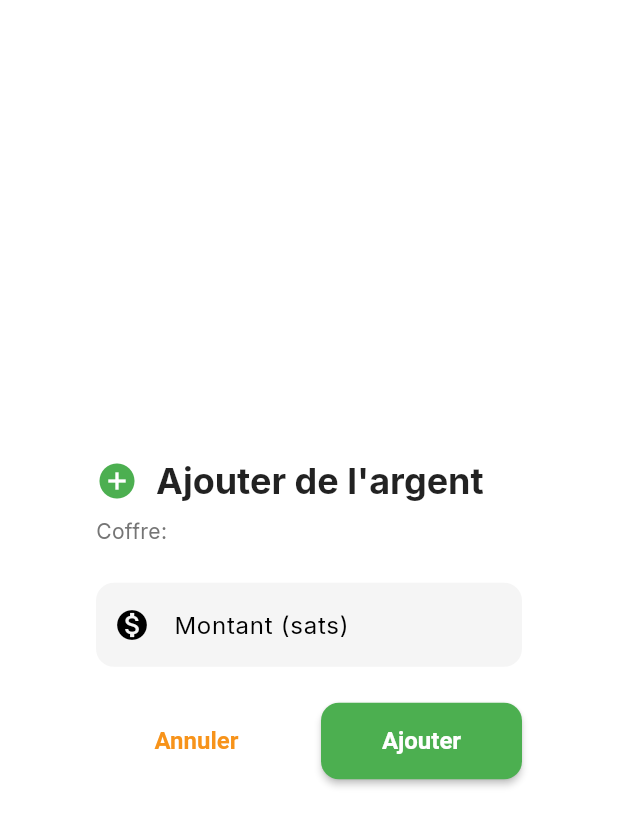
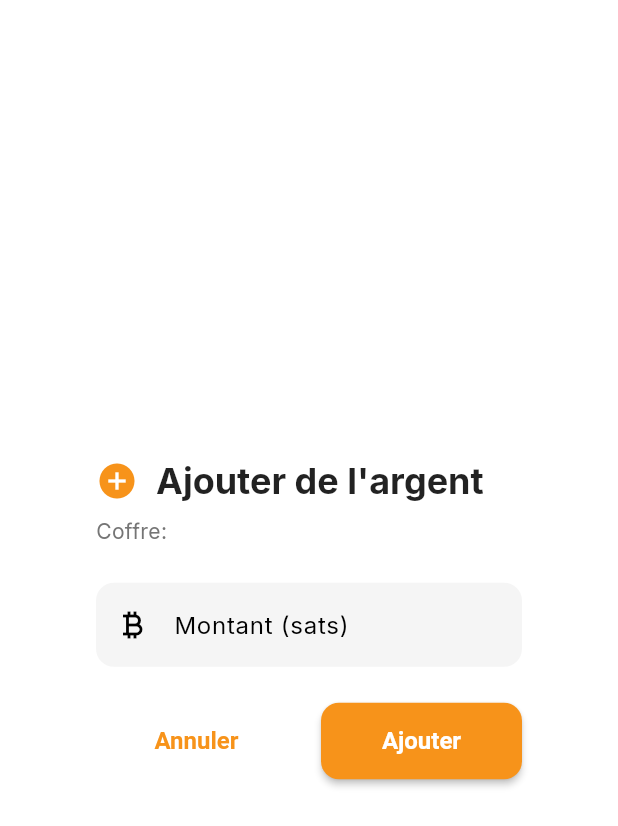
Before and after one commit to ibou-dia/PaySats, a Flutter app: the AddMoneyDialog widget shown alone on an empty page, opened directly with empty values, on a phone screen of 412 x 824 dp. Shown: the top 826 px of the screen. Run offline on Flutter 3.47's test engine with Material 3 defaults, Android fonts, the phone set to English and light mode, and no system bars; our stand-ins replace flutter_svg, google_fonts, intl_phone_field, qr_flutter, shared_preferences; accounts and stored records are empty; network calls fail.

Commit message:
vault screen ameliorations

```diff
--- a/lib/screens/vault_screen.dart
+++ b/lib/screens/vault_screen.dart
@@ -213,12 +213,7 @@ class _VaultScreenState extends State<VaultScreen> {
             offset: const Offset(0, 2),
           ),
         ],
-        border: Border.all(
-          color:
-              isLocked
-                  ? Colors.red.withOpacity(0.3)
-                  : AppTheme.bitcoinOrange.withOpacity(0.2),
-        ),
+        border: Border.all(color: AppTheme.bitcoinOrange.withOpacity(0.2)),
       ),
       child: Column(
         crossAxisAlignment: CrossAxisAlignment.start,
@@ -334,7 +329,7 @@ class _VaultScreenState extends State<VaultScreen> {
                   icon: const Icon(Icons.add, size: 18),
                   label: const Text('Ajouter'),
                   style: ElevatedButton.styleFrom(
-                    backgroundColor: Colors.green,
+                    backgroundColor: AppTheme.bitcoinOrange,
                     foregroundColor: Colors.white,
                     padding: const EdgeInsets.symmetric(vertical: 12),
                     shape: RoundedRectangleBorder(
@@ -347,12 +342,17 @@ class _VaultScreenState extends State<VaultScreen> {
               // Bouton Retirer (seulement si non verrouillé)
               Expanded(
                 child: ElevatedButton.icon(
-                  onPressed: isLocked ? null : () => _showWithdrawMoneyDialog(context, vault),
+                  onPressed:
+                      isLocked
+                          ? null
+                          : () => _showWithdrawMoneyDialog(context, vault),
                   icon: const Icon(Icons.remove, size: 18),
                   label: const Text('Retirer'),
                   style: ElevatedButton.styleFrom(
-                    backgroundColor: isLocked ? Colors.grey.shade300 : AppTheme.bitcoinOrange,
-                    foregroundColor: isLocked ? Colors.grey.shade600 : Colors.white,
+                    backgroundColor:
+                        isLocked ? Colors.grey.shade300 : Colors.red,
+                    foregroundColor:
+                        isLocked ? Colors.grey.shade600 : Colors.white,
                     padding: const EdgeInsets.symmetric(vertical: 12),
                     shape: RoundedRectangleBorder(
                       borderRadius: BorderRadius.circular(8),
@@ -435,7 +435,10 @@ class _VaultScreenState extends State<VaultScreen> {
           // Créer un nouveau vault avec le montant mis à jour
           final index = vaults.indexOf(vault);
           if (index != -1) {
-            final newAmount = (vault.currentAmount - amount).clamp(0.0, vault.currentAmount);
+            final newAmount = (vault.currentAmount - amount).clamp(
+              0.0,
+              vault.currentAmount,
+            );
             vaults[index] = Vault(
               id: vault.id,
               userId: vault.userId,
@@ -746,12 +749,18 @@ class _AddMoneyDialogState extends State<AddMoneyDialog> {
             children: [
               Row(
                 children: [
-                  Icon(Icons.add_circle, color: Colors.green, size: 28),
+                  Icon(
+                    Icons.add_circle,
+                    color: AppTheme.bitcoinOrange,
+                    size: 28,
+                  ),
                   const SizedBox(width: 12),
                   Expanded(
                     child: Text(
                       'Ajouter de l\'argent',
-                      style: Theme.of(context).textTheme.headlineSmall?.copyWith(
+                      style: Theme.of(
+                        context,
+                      ).textTheme.headlineSmall?.copyWith(
                         fontWeight: FontWeight.bold,
                         color: Colors.black87,
                       ),
@@ -762,10 +771,7 @@ class _AddMoneyDialogState extends State<AddMoneyDialog> {
               const SizedBox(height: 8),
               Text(
                 'Coffre: ${widget.vault.name}',
-                style: TextStyle(
-                  color: AppTheme.textSecondary,
-                  fontSize: 14,
-                ),
+                style: TextStyle(color: AppTheme.textSecondary, fontSize: 14),
               ),
               const SizedBox(height: 24),
 
@@ -776,7 +782,7 @@ class _AddMoneyDialogState extends State<AddMoneyDialog> {
                 decoration: InputDecoration(
                   labelText: 'Montant (sats)',
                   hintText: 'Entrez le montant à ajouter',
-                  prefixIcon: const Icon(Icons.monetization_on),
+                  prefixIcon: const Icon(Icons.currency_bitcoin),
                   border: OutlineInputBorder(
                     borderRadius: BorderRadius.circular(12),
                   ),
@@ -809,7 +815,7 @@ class _AddMoneyDialogState extends State<AddMoneyDialog> {
                     child: ElevatedButton(
                       onPressed: _addMoney,
                       style: ElevatedButton.styleFrom(
-                        backgroundColor: Colors.green,
+                        backgroundColor: AppTheme.bitcoinOrange,
                         foregroundColor: Colors.white,
                         padding: const EdgeInsets.symmetric(vertical: 16),
                         shape: RoundedRectangleBorder(
@@ -870,12 +876,18 @@ class _WithdrawMoneyDialogState extends State<WithdrawMoneyDialog> {
             children: [
               Row(
                 children: [
-                  Icon(Icons.remove_circle, color: AppTheme.bitcoinOrange, size: 28),
+                  Icon(
+                    Icons.remove_circle,
+                    color: AppTheme.bitcoinOrange,
+                    size: 28,
+                  ),
                   const SizedBox(width: 12),
                   Expanded(
                     child: Text(
                       'Retirer de l\'argent',
-                      style: Theme.of(context).textTheme.headlineSmall?.copyWith(
+                      style: Theme.of(
+                        context,
+                      ).textTheme.headlineSmall?.copyWith(
                         fontWeight: FontWeight.bold,
                         color: Colors.black87,
                       ),
@@ -886,10 +898,7 @@ class _WithdrawMoneyDialogState extends State<WithdrawMoneyDialog> {
               const SizedBox(height: 8),
               Text(
                 'Coffre: ${widget.vault.name}',
-                style: TextStyle(
-                  color: AppTheme.textSecondary,
-                  fontSize: 14,
-                ),
+                style: TextStyle(color: AppTheme.textSecondary, fontSize: 14),
               ),
               Text(
                 'Solde disponible: ${Formatters.formatSats(widget.vault.currentAmount)} sats',
```
